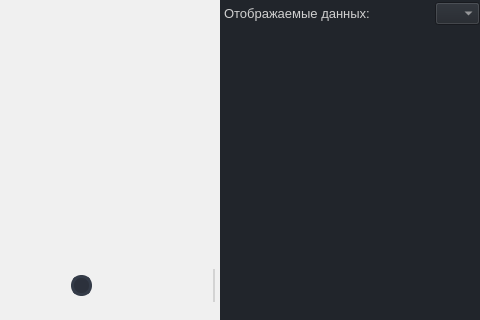
First picture: the form in gui.ui, repository SkorEgor/Detector-Correlation, before the edit; both pictures show x 801 to 1281 and y 0 to 320 of the 1281 by 603 pixel window.
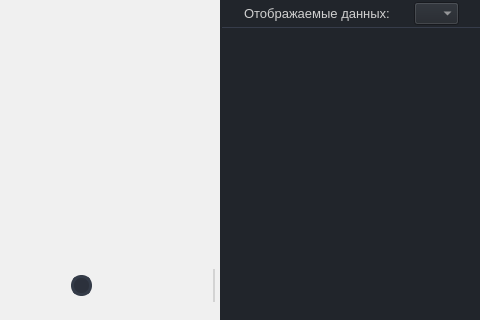
Second picture: the form after the edit. Icons and pictures are not drawn.

Commit message: table_redesign

Diff of the .ui file:
```diff
--- a/gui.ui
+++ b/gui.ui
@@ -45,7 +45,7 @@
    <item>
     <widget class="QWidget" name="widget_style_sheet" native="true">
      <property name="styleSheet">
-      <string notr="true">QWidget{
+      <string notr="true">   QWidget{
 	background-color: rgb(33, 37, 43);
 	color: rgb(208, 208, 208);
 	font-size: 10pt;
@@ -203,43 +203,27 @@
 /* ///////////////////////////////////////////////////////////////////////////////////////////////// */
 /* /////////////////////////////////////////////////////////////////////////////////////////////////
 QTableWidget */
+
 QTableWidget {	
 	gridline-color: rgb(136, 136, 136);
-	border-bottom: 1px solid rgb(44, 49, 60);
-}
-QTableWidget::item{
-
-	gridline-color: rgb(44, 49, 60);
+	border-top: 1px solid rgb(54, 60, 74);
+	border-bottom: 1px solid  rgb(54, 60, 74);
 }
 QTableWidget::item:selected{
 	background-color: rgb(72, 81, 94);
 }
+/*Цвет верхнего и левого поля*/
+QHeaderView { 
+qproperty-defaultAlignment: AlignCenter;
+
+ }
 QHeaderView::section{
-	background-color: rgb(33, 37, 43);
-	max-width: 30px;
-	border: 1px solid rgb(44, 49, 58);
-	border-style: none;
-    border-bottom: 1px solid rgb(44, 49, 60);
-    border-right: 1px solid rgb(44, 49, 60);
+	background-color:rgb(37, 41, 48);
+    border-style: none;
+border: 1px solid rgb(136, 136, 136);
 }
-QTableWidget::horizontalHeader {	
-	background-color: rgb(33, 37, 43);
-}
-QHeaderView::section:horizontal
-{
-
-    border: 1px solid rgb(33, 37, 43);
-	background-color: rgb(33, 37, 43);
-	padding: 3px;
-	border-top-left-radius: 7px;
-    border-top-right-radius: 7px;
-}
-QHeaderView::section:vertical
-{
-    border: 1px solid rgb(44, 49, 60);
-}
-QTableCornerButton::section {background-color: rgb(33, 37, 43); }
-/* ///////////////////////////////////////////////////////////////////////////////////////////////// */
+/*Кнопка в верхнем левом углу*/
+QTableCornerButton::section {background-color:rgb(33, 37, 43); }
 </string>
      </property>
      <layout class="QHBoxLayout" name="layout_style_sheet">
@@ -4952,6 +4936,12 @@
                      </property>
                      <item>
                       <widget class="QLabel" name="label_text_select_table_display">
+                       <property name="sizePolicy">
+                        <sizepolicy hsizetype="Maximum" vsizetype="Preferred">
+                         <horstretch>0</horstretch>
+                         <verstretch>0</verstretch>
+                        </sizepolicy>
+                       </property>
                        <property name="text">
                         <string>Отображаемые данных: </string>
                        </property>
```
The commit also changes 3 other files.
